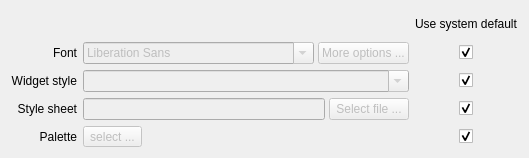
This is settingsdialog/qtappearanceoptionpage.ui in Martchus/qtutilities as Qt 5 draws it before an edit. The edited form follows.
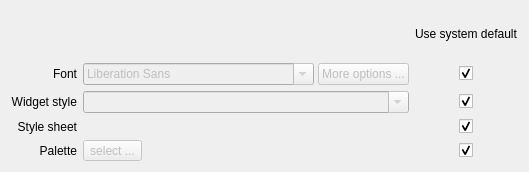
This is the edited form. Custom widgets are drawn as their Qt base class.

What changed in the file:
```diff
--- a/settingsdialog/qtappearanceoptionpage.ui
+++ b/settingsdialog/qtappearanceoptionpage.ui
@@ -6,8 +6,8 @@
    <rect>
     <x>0</x>
     <y>0</y>
-    <width>514</width>
-    <height>158</height>
+    <width>430</width>
+    <height>172</height>
    </rect>
   </property>
   <property name="windowTitle">
@@ -39,12 +39,18 @@
      <property name="enabled">
       <bool>false</bool>
      </property>
+     <property name="sizePolicy">
+      <sizepolicy hsizetype="Preferred" vsizetype="Fixed">
+       <horstretch>0</horstretch>
+       <verstretch>0</verstretch>
+      </sizepolicy>
+     </property>
      <property name="editable">
       <bool>true</bool>
      </property>
     </widget>
    </item>
-   <item row="4" column="1">
+   <item row="6" column="1">
     <widget class="QToolButton" name="paletteToolButton">
      <property name="enabled">
       <bool>false</bool>
@@ -87,6 +93,12 @@
        <property name="enabled">
         <bool>false</bool>
        </property>
+       <property name="sizePolicy">
+        <sizepolicy hsizetype="Minimum" vsizetype="Fixed">
+         <horstretch>0</horstretch>
+         <verstretch>0</verstretch>
+        </sizepolicy>
+       </property>
        <property name="text">
         <string>More options ...</string>
        </property>
@@ -94,7 +106,7 @@
      </item>
     </layout>
    </item>
-   <item row="4" column="0">
+   <item row="6" column="0">
     <widget class="QLabel" name="paletteLabel">
      <property name="text">
       <string>Palette</string>
@@ -104,30 +116,6 @@
      </property>
     </widget>
    </item>
-   <item row="3" column="1">
-    <layout class="QHBoxLayout" name="styleSheetHorizontalLayout">
-     <property name="spacing">
-      <number>4</number>
-     </property>
-     <item>
-      <widget class="Widgets::ClearLineEdit" name="styleSheetLineEdit">
-       <property name="enabled">
-        <bool>false</bool>
-       </property>
-      </widget>
-     </item>
-     <item>
-      <widget class="QPushButton" name="styleSheetPushButton">
-       <property name="enabled">
-        <bool>false</bool>
-       </property>
-       <property name="text">
-        <string>Select file ...</string>
-       </property>
-      </widget>
-     </item>
-    </layout>
-   </item>
    <item row="1" column="0">
     <widget class="QLabel" name="fontLabel">
      <property name="text">
@@ -159,20 +147,28 @@
      </property>
     </widget>
    </item>
-   <item row="4" column="2" alignment="Qt::AlignHCenter">
+   <item row="6" column="2" alignment="Qt::AlignHCenter">
     <widget class="QCheckBox" name="paletteCheckBox">
      <property name="checked">
       <bool>true</bool>
      </property>
     </widget>
    </item>
+   <item row="3" column="1">
+    <widget class="Widgets::PathSelection" name="styleSheetPathSelection" native="true">
+     <property name="enabled">
+      <bool>false</bool>
+     </property>
+    </widget>
+   </item>
   </layout>
  </widget>
  <customwidgets>
   <customwidget>
-   <class>Widgets::ClearLineEdit</class>
-   <extends>QLineEdit</extends>
-   <header location="global">qtutilities/widgets/clearlineedit.h</header>
+   <class>Widgets::PathSelection</class>
+   <extends>QWidget</extends>
+   <header>widgets/pathselection.h</header>
+   <container>1</container>
   </customwidget>
  </customwidgets>
  <resources/>
```
Left out of the diff: 48 changed lines with no effect on the pictures.
